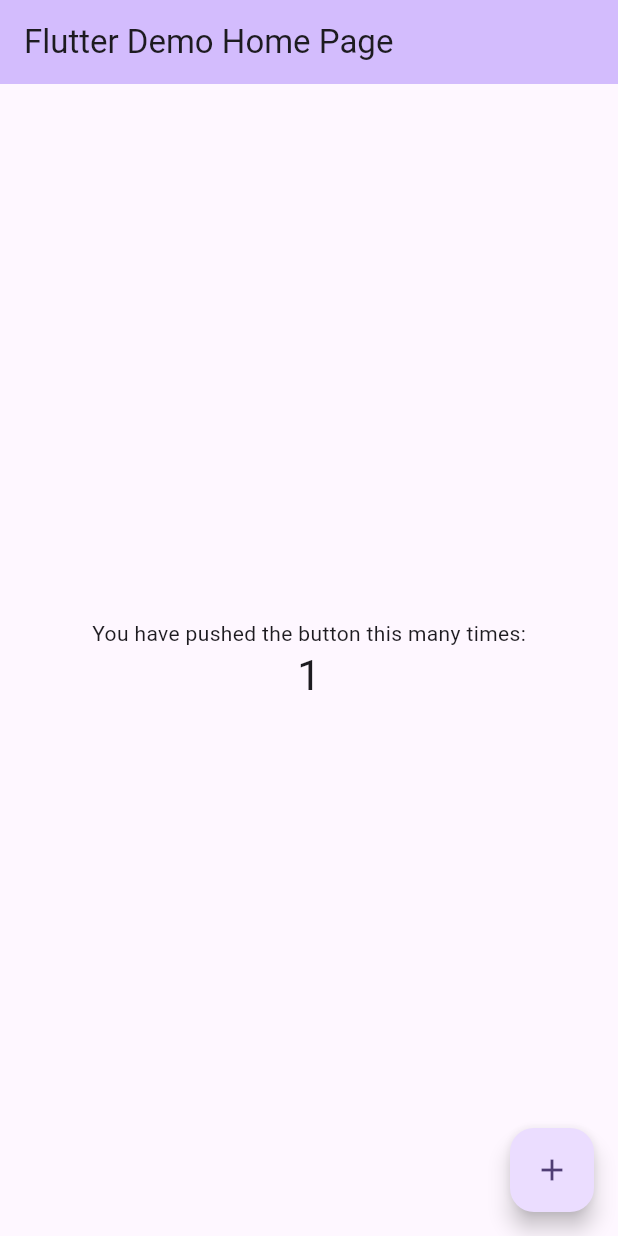
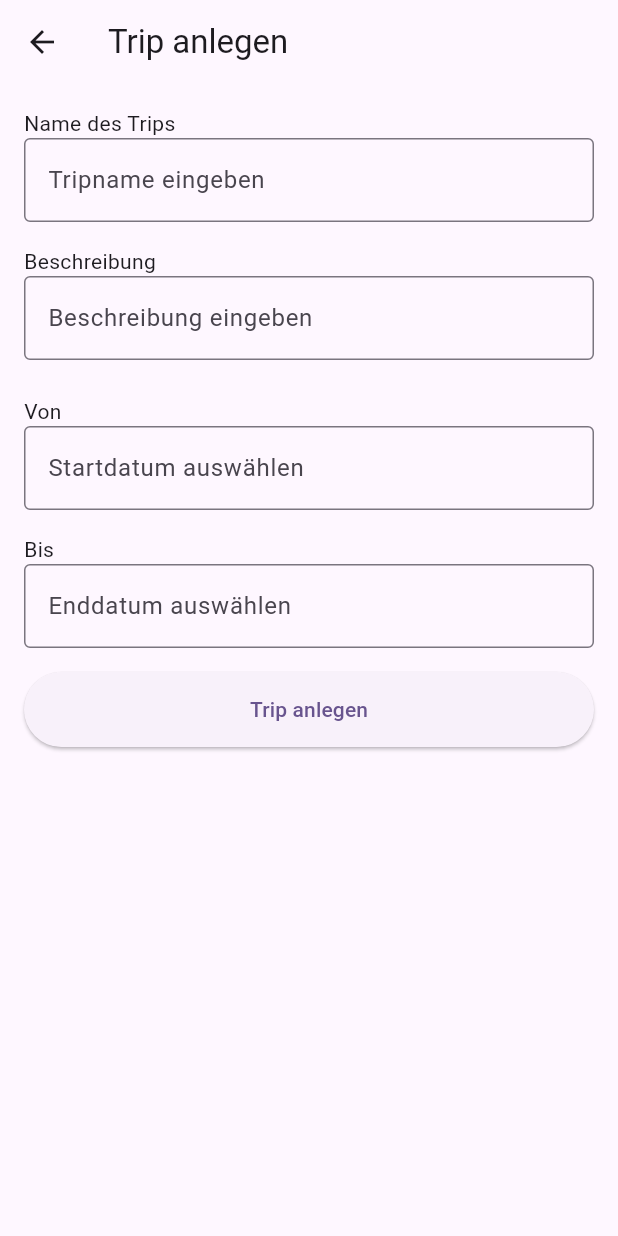
Before and after one commit to Duckosaurus/Foto_Challenge, a Flutter app: the screen it shows after launch, after a tap on the "add" icon, on a phone screen of 412 x 824 dp. Run offline on Flutter 3.47's test engine with Material 3 defaults, Android fonts, the phone set to English and light mode, and no system bars.

Commit message:
Startseite leicht angepasst + Trip anlegen seite

```diff
--- a/foto_challenge_gui/lib/main.dart
+++ b/foto_challenge_gui/lib/main.dart
@@ -1,4 +1,5 @@
 import 'package:flutter/material.dart';
+import 'package:foto_challenge_gui/trip/tripAnlegen.dart';
 
 void main() {
   runApp(const MyApp());
@@ -30,7 +31,7 @@
         // tested with just a hot reload.
         colorScheme: ColorScheme.fromSeed(seedColor: Colors.deepPurple),
       ),
-      home: const MyHomePage(title: 'Flutter Demo Home Page'),
+      home: const MyHomePage(title: 'Foto-Challenge'),
     );
   }
 }
@@ -113,7 +114,12 @@
         ),
       ),
       floatingActionButton: FloatingActionButton(
-        onPressed: _incrementCounter,
+        onPressed: () {
+          Navigator.push(
+            context,
+            MaterialPageRoute(builder: (context) => const TripAnlegen()),
+          );
+        },
         tooltip: 'Increment',
         child: const Icon(Icons.add),
       ), // This trailing comma makes auto-formatting nicer for build methods.
--- /dev/null
+++ b/foto_challenge_gui/lib/trip/tripAnlegen.dart
@@ -0,0 +1,97 @@
+import 'package:flutter/material.dart';
+import 'package:intl/intl.dart';
+
+class TripAnlegen extends StatefulWidget {
+  const TripAnlegen({super.key});
+
+  @override
+  State<TripAnlegen> createState() => _TripAnlegenState();
+}
+
+class _TripAnlegenState extends State<TripAnlegen> {
+  final TextEditingController dateFromController = TextEditingController();
+  final TextEditingController dateToController = TextEditingController();
+
+  Future<void> pickDate(TextEditingController controller) async {
+    final DateTime? picked = await showDatePicker(
+      context: context,
+      initialDate: DateTime.now(),
+      firstDate: DateTime(1950),
+      lastDate: DateTime(2100),
+    );
+
+    if (picked != null) {
+      setState(() {
+        controller.text = DateFormat('dd.MM.yyyy').format(picked);
+      });
+    }
+  }
+
+  @override
+  Widget build(BuildContext context) {
+    return Scaffold(
+      appBar: AppBar(title: Text("Trip anlegen")),
+      body: Padding(
+        padding: const EdgeInsets.all(16.0),
+        child: Column(
+          crossAxisAlignment: CrossAxisAlignment.start,
+          children: [
+            Text("Name des Trips"),
+            TextField(
+              decoration: InputDecoration(
+                border: OutlineInputBorder(),
+                hintText: "Tripname eingeben",
+              ),
+            ),
+            SizedBox(height: 16),
+
+            Text("Beschreibung"),
+            TextField(
+              decoration: InputDecoration(
+                border: OutlineInputBorder(),
+                hintText: "Beschreibung eingeben",
+              ),
+            ),
+            SizedBox(height: 24),
+
+            Text("Von"),
+            TextField(
+              controller: dateFromController,
+              readOnly: true,
+              decoration: InputDecoration(
+                border: OutlineInputBorder(),
+                hintText: "Startdatum auswählen",
+              ),
+              onTap: () => pickDate(dateFromController),
+            ),
+            SizedBox(height: 16),
+
+            Text("Bis"),
+            TextField(
+              controller: dateToController,
+              readOnly: true,
+              decoration: InputDecoration(
+                border: OutlineInputBorder(),
+                hintText: "Enddatum auswählen",
+              ),
+              onTap: () => pickDate(dateToController),
+            ),
+
+            SizedBox(height: 16),
+            ElevatedButton(
+              onPressed: () {
+                print("Trip gespeichert!");
+              },
+              child: Text("Trip anlegen"),
+              style: ElevatedButton.styleFrom(
+                // backgroundColor: const Color.fromARGB(255, 132, 199, 255),
+                // foregroundColor: Colors.white,
+                minimumSize: Size(double.infinity, 50),
+              ),
+            ),
+          ],
+        ),
+      ),
+    );
+  }
+}
--- a/foto_challenge_gui/pubspec.yaml
+++ b/foto_challenge_gui/pubspec.yaml
@@ -30,6 +30,7 @@ environment:
 dependencies:
   flutter:
     sdk: flutter
+  intl: ^0.19.0
 
   # The following adds the Cupertino Icons font to your application.
   # Use with the CupertinoIcons class for iOS style icons.
```
